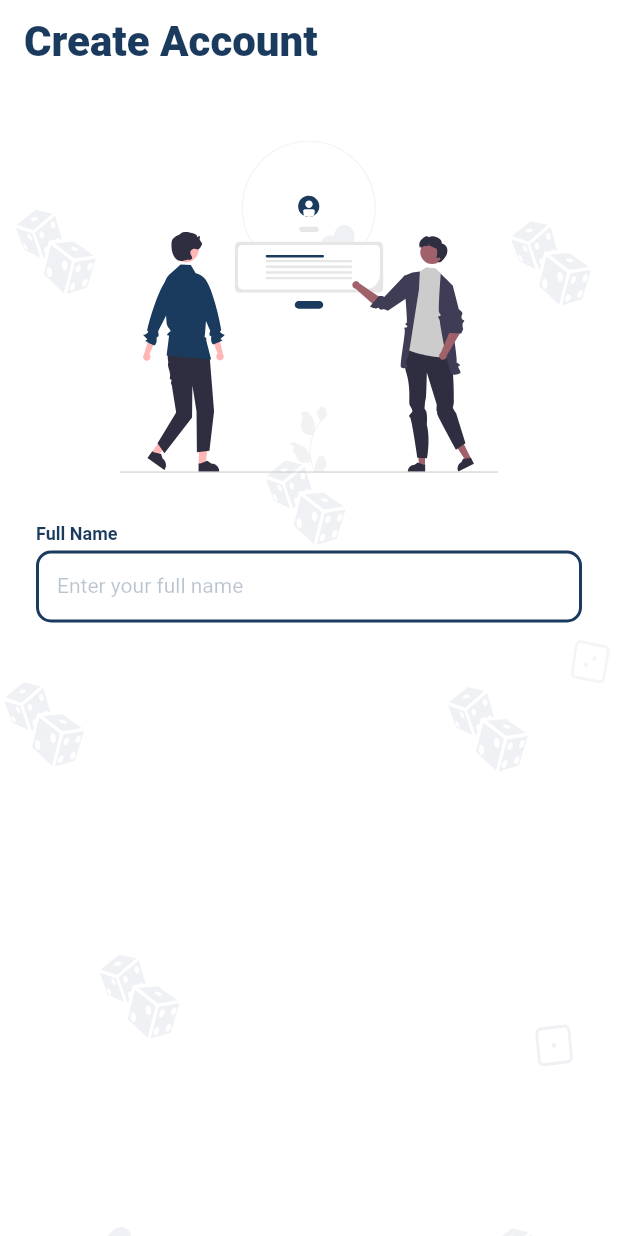
After one commit to khan-ismail/Bet-Control, a Flutter app: the SignUpPage screen opened directly, on a phone screen of 412 x 824 dp. The commit adds this screen. Run offline on Flutter 3.47's test engine with Material 3 defaults, Android fonts, the light colour scheme and no system bars; our stand-ins replace flutter_riverpod, flutter_svg, get, google_fonts, hive_flutter; accounts and stored records are empty.

Commit message:
reef : textfield created

```diff
--- /dev/null
+++ b/lib/components/form_fields/text_field.dart
@@ -0,0 +1,48 @@
+import 'package:flutter/material.dart';
+
+class AppTextField extends StatelessWidget {
+  final String title;
+  final String hintText;
+  final TextEditingController controller;
+  final String? initialValue;
+  final String? Function(String?)? validator;
+  final void Function(String)? onChanged;
+  const AppTextField({
+    super.key,
+    required this.title,
+    required this.controller,
+    required this.hintText,
+    this.initialValue,
+    this.validator,
+    this.onChanged,
+  });
+
+  @override
+  Widget build(BuildContext context) {
+    return Column(
+      mainAxisAlignment: MainAxisAlignment.start,
+      crossAxisAlignment: CrossAxisAlignment.start,
+      mainAxisSize: MainAxisSize.min,
+      spacing: 3,
+      children: [
+        Text(
+          title,
+          style: Theme.of(context)
+              .textTheme
+              .displaySmall!
+              .copyWith(fontWeight: FontWeight.w600),
+        ),
+        TextFormField(
+          controller: controller,
+          initialValue: initialValue,
+          validator: validator,
+          onChanged: onChanged,
+          decoration: InputDecoration(
+            hintText: hintText,
+          ),
+          style: Theme.of(context).textTheme.headlineSmall!,
+        ),
+      ],
+    );
+  }
+}
--- a/lib/core/theme/theme.dart
+++ b/lib/core/theme/theme.dart
@@ -51,9 +51,18 @@ abstract class AppTheme {
     scaffoldBackgroundColor: AppPallete.backgroundColor,
     appBarTheme: _appBarTheme,
     inputDecorationTheme: InputDecorationTheme(
-      contentPadding: const EdgeInsets.all(8),
+      contentPadding: const EdgeInsets.symmetric(horizontal: 10, vertical: 3),
       enabledBorder: _border(),
       focusedBorder: _border(),
+      hintStyle: AppTextStyles.headlineSmall.copyWith(
+        color: AppPallete.primary.withValues(alpha: 0.3),
+      ),
+      errorStyle: AppTextStyles.headlineSmall.copyWith(
+        color: AppPallete.error,
+      ),
+      labelStyle: AppTextStyles.headlineSmall.copyWith(
+        color: AppPallete.primary,
+      ),
     ),
     elevatedButtonTheme: _elevatedButtonTheme,
     outlinedButtonTheme: _outlinedButtonTheme(),
--- /dev/null
+++ b/lib/pages/sign_up/form_widget.dart
@@ -0,0 +1,26 @@
+import 'package:betcontrol/components/form_fields/text_field.dart';
+import 'package:betcontrol/pages/sign_up/sign_up_controller.dart';
+import 'package:flutter/material.dart';
+
+class FormWidget extends StatelessWidget {
+  FormWidget({super.key});
+
+  final xController = SignUpController.to;
+
+  @override
+  Widget build(BuildContext context) {
+    return Form(
+      child: Column(
+        mainAxisAlignment: MainAxisAlignment.start,
+        crossAxisAlignment: CrossAxisAlignment.start,
+        children: [
+          AppTextField(
+            title: 'Full Name',
+            controller: xController.nameConroller,
+            hintText: 'Enter your full name',
+          ),
+        ],
+      ),
+    );
+  }
+}
--- /dev/null
+++ b/lib/pages/sign_up/sign_up_controller.dart
@@ -0,0 +1,14 @@
+import 'package:flutter/material.dart';
+import 'package:get/get.dart';
+
+class SignUpController extends GetxController {
+  static SignUpController to = Get.isRegistered<SignUpController>()
+      ? Get.find<SignUpController>()
+      : Get.put(SignUpController());
+
+  final nameConroller = TextEditingController();
+  final emailConroller = TextEditingController();
+  final dobConroller = TextEditingController();
+  final passwordConroller = TextEditingController();
+  final confirmPasswordConroller = TextEditingController();
+}
--- /dev/null
+++ b/lib/pages/sign_up/sign_up_page.dart
@@ -0,0 +1,44 @@
+import 'package:betcontrol/pages/sign_up/form_widget.dart';
+import 'package:flutter/material.dart';
+import 'package:flutter_svg/svg.dart';
+
+class SignUpPage extends StatelessWidget {
+  const SignUpPage({super.key});
+
+  @override
+  Widget build(BuildContext context) {
+    return Scaffold(
+      appBar: AppBar(
+        title: Text('Create Account'),
+      ),
+      body: Stack(
+        children: [
+          Positioned.fill(
+            child: SvgPicture.asset(
+              'assets/images/authentication/background.svg', // Path to your SVG file
+              fit: BoxFit.cover, // Adjust the fit as needed
+            ),
+          ),
+          SizedBox(
+            height: double.infinity,
+            width: double.infinity,
+            child: Padding(
+              padding: const EdgeInsets.all(24),
+              child: Column(
+                mainAxisAlignment: MainAxisAlignment.start,
+                crossAxisAlignment: CrossAxisAlignment.start,
+                spacing: 20,
+                children: [
+                  Center(
+                      child: SvgPicture.asset(
+                          'assets/images/authentication/Illustration.svg')),
+                  FormWidget(),
+                ],
+              ),
+            ),
+          ),
+        ],
+      ),
+    );
+  }
+}
```
Also changed, not shown: assets/images/authentication/Illustration.svg (added), assets/images/authentication/background.svg (added).
